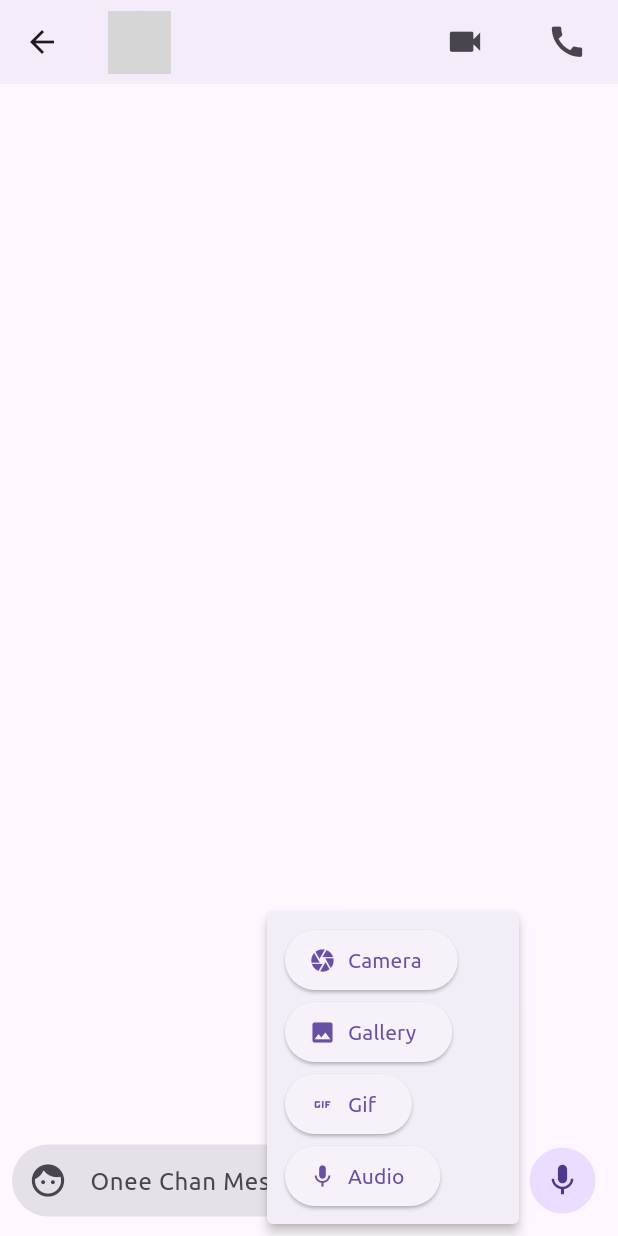
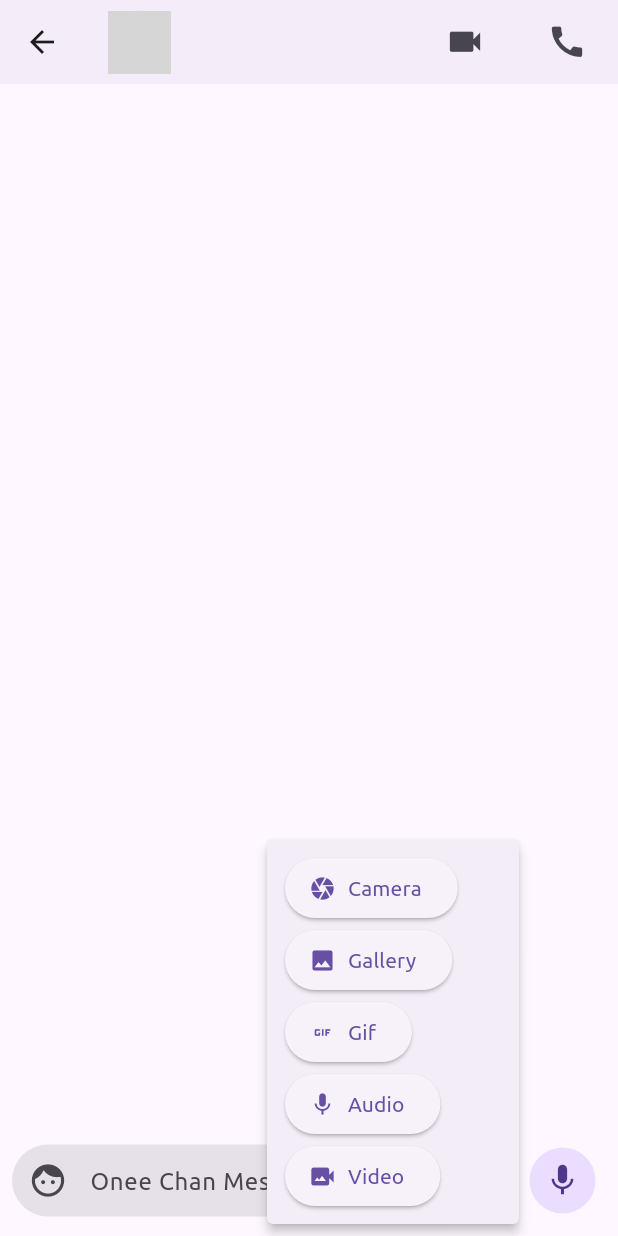
Before and after one commit to vaibhav-init/chatCrow, a Flutter app: the MobileChatScreen screen opened directly with empty values, item 2 of the bottom bar chosen, on a phone screen of 412 x 824 dp. Run offline on Flutter 3.47's test engine with Material 3 defaults, Android fonts, the phone set to English and light mode, and no system bars; our stand-ins replace animated_text_kit, cached_network_image, cloud_firestore, country_picker, firebase_auth, firebase_core and 6 more; missing offline and left inert: cached_video_player; accounts and stored records are empty; network calls fail; grey boxes are pictures that could not be loaded.

Commit message:
video part done

```diff
--- a/lib/features/chat/views/widgets/bottom_chat_bar.dart
+++ b/lib/features/chat/views/widgets/bottom_chat_bar.dart
@@ -131,6 +131,16 @@ class _BottomChatBarState extends ConsumerState<BottomChatBar> {
                         label: const Text('Audio'),
                       ),
                     ),
+                    PopupMenuItem(
+                      child: ElevatedButton.icon(
+                        onPressed: () {
+                          Navigator.pop(context);
+                          selectVideo();
+                        },
+                        icon: const Icon(Icons.video_camera_back),
+                        label: const Text('Video'),
+                      ),
+                    ),
                   ],
                   icon: const Icon(
                     Icons.attach_file,
```
Also changed, not shown: lib/features/chat/views/widgets/video_player.dart (+14 -2 lines).
